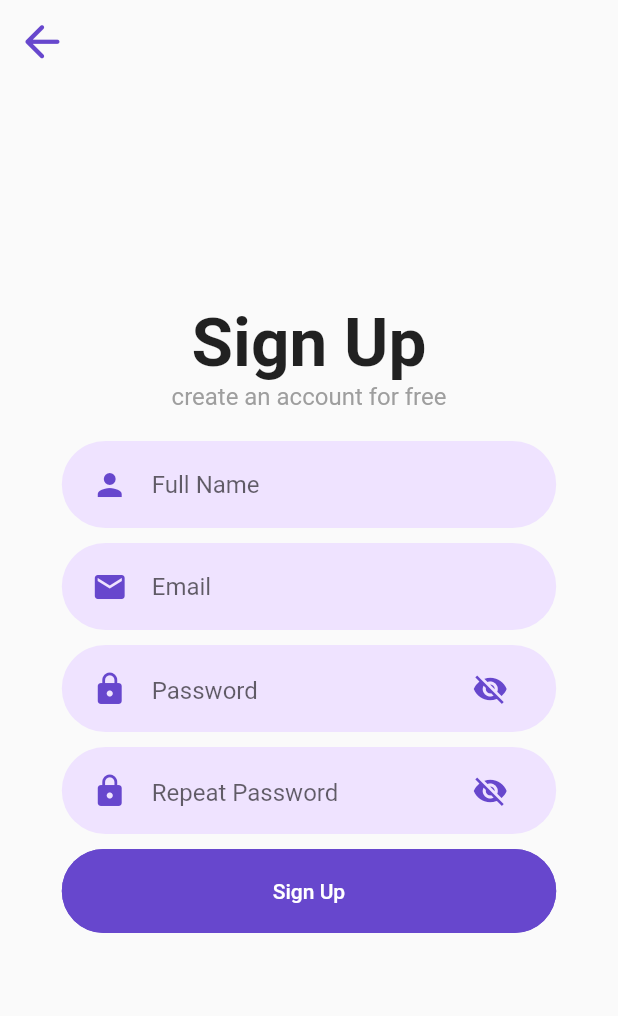
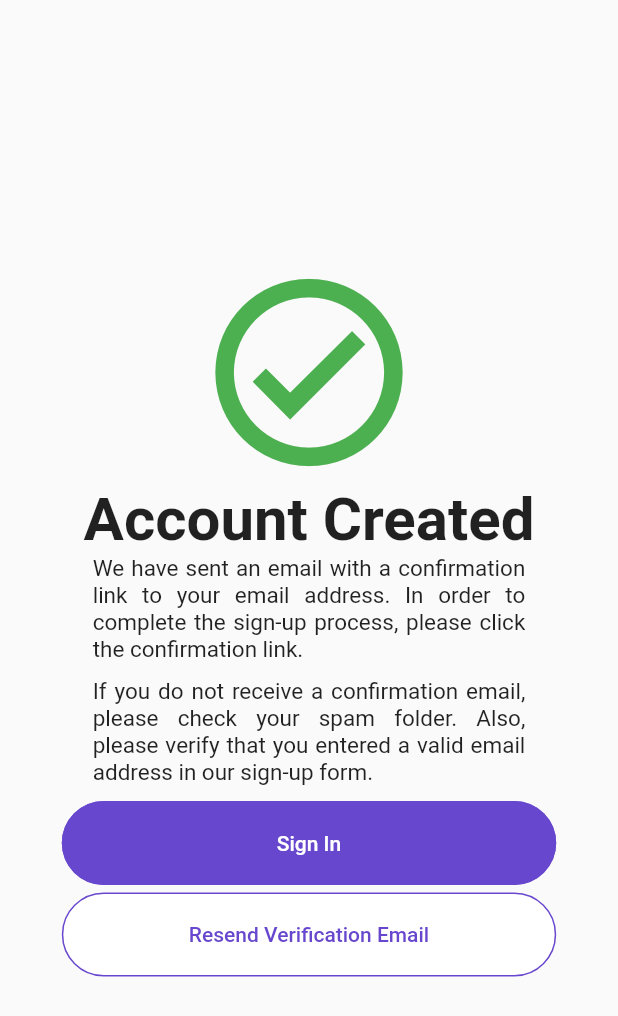
Before and after one commit to TrinhXuanTam/jaw-harp-tutoring, a Flutter app: the SignUpScreen screen opened by its route, after a tap on "Sign Up", on a phone screen of 412 x 824 dp. Shown: the top 1016 px of the screen. Run offline on Flutter 3.47's test engine with Material 2 defaults, Android fonts, the phone set to English and light mode, and no system bars; our stand-ins replace bloc, equatable, firebase_auth, firebase_core, flutter_bloc, get_it and 1 more; missing offline and left inert: optional; accounts and stored records are empty.

Commit message:
added email activation screen

```diff
--- a/assets/l10n/en.json
+++ b/assets/l10n/en.json
@@ -16,5 +16,10 @@
   "Failed to sign in": "Failed to sign in",
   "Full Name": "Full Name",
   "Repeat Password": "Repeat Password",
-  "create an account for free": "create an account for free"
+  "create a new account": "create a new account",
+  "Account Created": "Account Created",
+  "Resend Verification Email": "Resend Verification Email",
+  "Verification Email Sent": "Verification Email Sent",
+  "We have sent an email with a confirmation link to your email address. In order to complete the sign-up process, please click the confirmation link.": "We have sent an email with a confirmation link to your email address. In order to complete the sign-up process, please click the confirmation link.",
+  "If you do not receive a confirmation email, please check your spam folder. Also, please verify that you entered a valid email address in our sign-up form.": "If you do not receive a confirmation email, please check your spam folder. Also, please verify that you entered a valid email address in our sign-up form."
 }
--- a/lib/core/widgets/one_button_alert_dialog.dart
+++ b/lib/core/widgets/one_button_alert_dialog.dart
@@ -1,7 +1,6 @@
 import 'package:flutter/material.dart';
-
-import '../constants.dart';
-import '../l10n.dart';
+import 'package:jews_harp/core/constants.dart';
+import 'package:jews_harp/core/l10n.dart';
 
 class OneButtonAlertDialog extends StatelessWidget {
   final String title;
@@ -9,10 +8,11 @@ class OneButtonAlertDialog extends StatelessWidget {
   final String buttonText;
 
   const OneButtonAlertDialog({
+    Key key,
     @required this.title,
     @required this.message,
     this.buttonText = "OK",
-  });
+  }) : super(key: key);
 
   @override
   Widget build(BuildContext context) {
--- a/lib/core/widgets/rounded_button.dart
+++ b/lib/core/widgets/rounded_button.dart
@@ -1,5 +1,5 @@
 import 'package:flutter/material.dart';
-import '../constants.dart';
+import 'package:jews_harp/core/constants.dart';
 
 class RoundedButton extends StatelessWidget {
   final String text;
--- a/lib/core/widgets/rounded_input_field_container.dart
+++ b/lib/core/widgets/rounded_input_field_container.dart
@@ -1,8 +1,7 @@
 import 'package:flutter/cupertino.dart';
 import 'package:flutter/material.dart';
 import 'package:flutter/widgets.dart';
-
-import '../constants.dart';
+import 'package:jews_harp/core/constants.dart';
 
 class RoundedInputField extends StatelessWidget {
   final Widget child;
--- a/lib/core/widgets/rounded_password_field.dart
+++ b/lib/core/widgets/rounded_password_field.dart
@@ -1,10 +1,9 @@
 import 'package:flutter/material.dart';
 import 'package:flutter_bloc/flutter_bloc.dart';
 import 'package:jews_harp/core/BLoCs/hide_field_input/hide_field_input_bloc.dart';
+import 'package:jews_harp/core/constants.dart';
 import 'package:jews_harp/core/dependency_injection/service_locator.dart';
 import 'package:jews_harp/core/widgets/rounded_input_field_container.dart';
-
-import '../constants.dart';
 
 class RoundedPasswordField extends StatelessWidget {
   final String placeholderText;
--- a/lib/core/widgets/rounded_text_field.dart
+++ b/lib/core/widgets/rounded_text_field.dart
@@ -1,7 +1,6 @@
 import 'package:flutter/material.dart';
+import 'package:jews_harp/core/constants.dart';
 import 'package:jews_harp/core/widgets/rounded_input_field_container.dart';
-
-import '../constants.dart';
 
 class RoundedTextField extends StatelessWidget {
   final String placeholderText;
--- /dev/null
+++ b/lib/features/auth/presentation/BLoCs/email_verification/email_verification_bloc.dart
@@ -0,0 +1,26 @@
+import 'dart:async';
+
+import 'package:bloc/bloc.dart';
+import 'package:injectable/injectable.dart';
+import 'package:jews_harp/features/auth/domain/entities/user.dart';
+import 'package:meta/meta.dart';
+
+part 'email_verification_event.dart';
+
+part 'email_verification_state.dart';
+
+@injectable
+class EmailVerificationBloc
+    extends Bloc<EmailVerificationEvent, EmailVerificationState> {
+  EmailVerificationBloc() : super(EmailVerificationInitialState());
+
+  @override
+  Stream<EmailVerificationState> mapEventToState(
+    EmailVerificationEvent event,
+  ) async* {
+    if (event is EmailVerificationRequestEvent) {
+      print(event.user.name);
+      yield EmailVerificationSentState();
+    }
+  }
+}
--- /dev/null
+++ b/lib/features/auth/presentation/BLoCs/email_verification/email_verification_event.dart
@@ -0,0 +1,10 @@
+part of 'email_verification_bloc.dart';
+
+@immutable
+abstract class EmailVerificationEvent {}
+
+class EmailVerificationRequestEvent extends EmailVerificationEvent {
+  final User user;
+
+  EmailVerificationRequestEvent(this.user);
+}
--- /dev/null
+++ b/lib/features/auth/presentation/BLoCs/email_verification/email_verification_state.dart
@@ -0,0 +1,8 @@
+part of 'email_verification_bloc.dart';
+
+@immutable
+abstract class EmailVerificationState {}
+
+class EmailVerificationInitialState extends EmailVerificationState {}
+
+class EmailVerificationSentState extends EmailVerificationState {}
--- a/lib/features/auth/presentation/BLoCs/sign_up_screen/sign_up_bloc.dart
+++ b/lib/features/auth/presentation/BLoCs/sign_up_screen/sign_up_bloc.dart
@@ -5,6 +5,7 @@ import 'package:injectable/injectable.dart';
 import 'package:meta/meta.dart';
 
 part 'sign_up_event.dart';
+
 part 'sign_up_state.dart';
 
 @injectable
@@ -14,7 +15,5 @@ class SignUpBloc extends Bloc<SignUpEvent, SignUpState> {
   @override
   Stream<SignUpState> mapEventToState(
     SignUpEvent event,
-  ) async* {
-
-  }
+  ) async* {}
 }
--- /dev/null
+++ b/lib/features/auth/presentation/screens/email_verification_screen.dart
@@ -0,0 +1,100 @@
+import 'package:flutter/material.dart';
+import 'package:flutter_bloc/flutter_bloc.dart';
+import 'package:jews_harp/core/constants.dart';
+import 'package:jews_harp/core/dependency_injection/service_locator.dart';
+import 'package:jews_harp/core/l10n.dart';
+import 'package:jews_harp/core/widgets/rounded_button.dart';
+import 'package:jews_harp/features/auth/domain/entities/user.dart';
+import 'package:jews_harp/features/auth/presentation/BLoCs/email_verification/email_verification_bloc.dart';
+
+class EmailVerificationScreen extends StatelessWidget {
+  static const String route = "/emailVerification";
+  final User user;
+
+  const EmailVerificationScreen({
+    Key key,
+    @required this.user,
+  }) : super(key: key);
+
+  @override
+  Widget build(BuildContext context) {
+    final AppLocalizations localizations = AppLocalizations.of(context);
+    final Size size = MediaQuery.of(context).size;
+
+    return BlocProvider(
+      create: (_) => serviceLocator<EmailVerificationBloc>(),
+      child: Scaffold(
+        body: Container(
+          height: size.height,
+          width: double.infinity,
+          child: Stack(
+            alignment: Alignment.center,
+            children: [
+              Column(
+                mainAxisAlignment: MainAxisAlignment.center,
+                children: [
+                  Icon(
+                    Icons.check_circle_outline_sharp,
+                    size: 150,
+                    color: Colors.green,
+                  ),
+                  Text(
+                    localizations.translate("Account Created"),
+                    style: TextStyle(fontWeight: FontWeight.bold, fontSize: 40),
+                  ),
+                  Container(
+                    width: size.width * 0.7,
+                    child: Column(
+                      children: [
+                        Text(
+                          localizations.translate(
+                              "We have sent an email with a confirmation link to your email address. In order to complete the sign-up process, please click the confirmation link."),
+                          textAlign: TextAlign.justify,
+                          style: TextStyle(fontSize: 15),
+                        ),
+                        SizedBox(height: 10),
+                        Text(
+                          localizations.translate(
+                              "If you do not receive a confirmation email, please check your spam folder. Also, please verify that you entered a valid email address in our sign-up form."),
+                          textAlign: TextAlign.justify,
+                          style: TextStyle(fontSize: 15),
+                        ),
+                      ],
+                    ),
+                  ),
+                  SizedBox(height: 10),
+                  RoundedButton(
+                    text: localizations.translate("Sign In"),
+                    onPressed: () {
+                      Navigator.pop(context);
+                    },
+                  ),
+                  SizedBox(height: 5),
+                  BlocBuilder<EmailVerificationBloc, EmailVerificationState>(
+                    builder: (ctx, state) => RoundedButton(
+                      text: state is EmailVerificationSentState
+                          ? localizations.translate("Verification Email Sent")
+                          : localizations
+                              .translate("Resend Verification Email"),
+                      color: Colors.white,
+                      borderColor: state is EmailVerificationSentState
+                          ? Colors.grey
+                          : BASE_COLOR,
+                      textColor: state is EmailVerificationSentState
+                          ? Colors.grey
+                          : BASE_COLOR,
+                      onPressed: state is EmailVerificationSentState
+                          ? null
+                          : () => BlocProvider.of<EmailVerificationBloc>(ctx)
+                              .add(EmailVerificationRequestEvent(this.user)),
+                    ),
+                  ),
+                ],
+              ),
+            ],
+          ),
+        ),
+      ),
+    );
+  }
+}
--- a/lib/features/auth/presentation/screens/entry_point.dart
+++ b/lib/features/auth/presentation/screens/entry_point.dart
@@ -6,8 +6,10 @@ import 'package:jews_harp/core/dependency_injection/service_locator.dart';
 import 'package:jews_harp/core/dummy_screen.dart';
 import 'package:jews_harp/core/l10n.dart';
 import 'package:jews_harp/core/transitions.dart';
+import 'package:jews_harp/features/auth/domain/entities/user.dart';
 import 'package:jews_harp/features/auth/presentation/BLoCs/login_screen_redirect/auth_bloc.dart';
 import 'package:jews_harp/features/auth/presentation/screens/authentication_screen.dart';
+import 'package:jews_harp/features/auth/presentation/screens/email_verification_screen.dart';
 import 'package:jews_harp/features/auth/presentation/screens/sign_up_screen.dart';
 import 'package:jews_harp/features/auth/presentation/screens/splash_screen.dart';
 
@@ -53,6 +55,8 @@ class EntryPoint extends StatelessWidget {
       routes: {
         AuthenticationScreen.route: (_) => AuthenticationScreen(),
         SignUpScreen.route: (_) => SignUpScreen(),
+        EmailVerificationScreen.route: (ctx) => EmailVerificationScreen(
+            user: ModalRoute.of(ctx).settings.arguments),
       },
       home: BlocProvider(
         create: (_) => serviceLocator<AuthBloc>(),
--- a/lib/features/auth/presentation/screens/sign_up_screen.dart
+++ b/lib/features/auth/presentation/screens/sign_up_screen.dart
@@ -50,7 +50,7 @@ class SignUpScreen extends StatelessWidget {
                           TextStyle(fontWeight: FontWeight.bold, fontSize: 45),
                     ),
                     Text(
-                      localizations.translate("create an account for free"),
+                      localizations.translate("create a new account"),
                       style: TextStyle(color: Colors.grey, fontSize: 16),
                     ),
                     SizedBox(height: 20),
--- a/lib/features/auth/presentation/widgets/sign_up_form.dart
+++ b/lib/features/auth/presentation/widgets/sign_up_form.dart
@@ -3,6 +3,8 @@ import 'package:jews_harp/core/l10n.dart';
 import 'package:jews_harp/core/widgets/rounded_button.dart';
 import 'package:jews_harp/core/widgets/rounded_password_field.dart';
 import 'package:jews_harp/core/widgets/rounded_text_field.dart';
+import 'package:jews_harp/features/auth/domain/entities/user.dart';
+import 'package:jews_harp/features/auth/presentation/screens/email_verification_screen.dart';
 
 class SignUpForm extends StatefulWidget {
   @override
@@ -45,7 +47,11 @@ class _SignUpFormState extends State<SignUpForm> {
         SizedBox(height: 10),
         RoundedButton(
           text: localizations.translate("Sign Up"),
-          onPressed: () {},
+          onPressed: () {
+            Navigator.pushReplacementNamed(
+                context, EmailVerificationScreen.route,
+                arguments: User(uid: "1", name: "Test", email: "Test"));
+          },
         ),
       ],
     );
--- a/lib/features/auth/presentation/widgets/third_party_auth_button.dart
+++ b/lib/features/auth/presentation/widgets/third_party_auth_button.dart
@@ -6,10 +6,11 @@ class ThirdPartyAuthButton extends StatelessWidget {
   final Widget icon;
 
   const ThirdPartyAuthButton({
+    Key key,
     @required this.icon,
     @required this.colors,
     @required this.onPressed,
-  });
+  }) : super(key: key);
 
   @override
   Widget build(BuildContext context) {
```
Also changed, not shown: assets/l10n/cs.json (+6 -1 lines), lib/core/dependency_injection/service_locator.config.dart.
